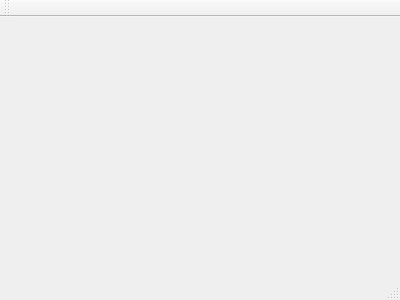
Qt form mainwindow.ui (nickin1/Pac-Man) before a commit.
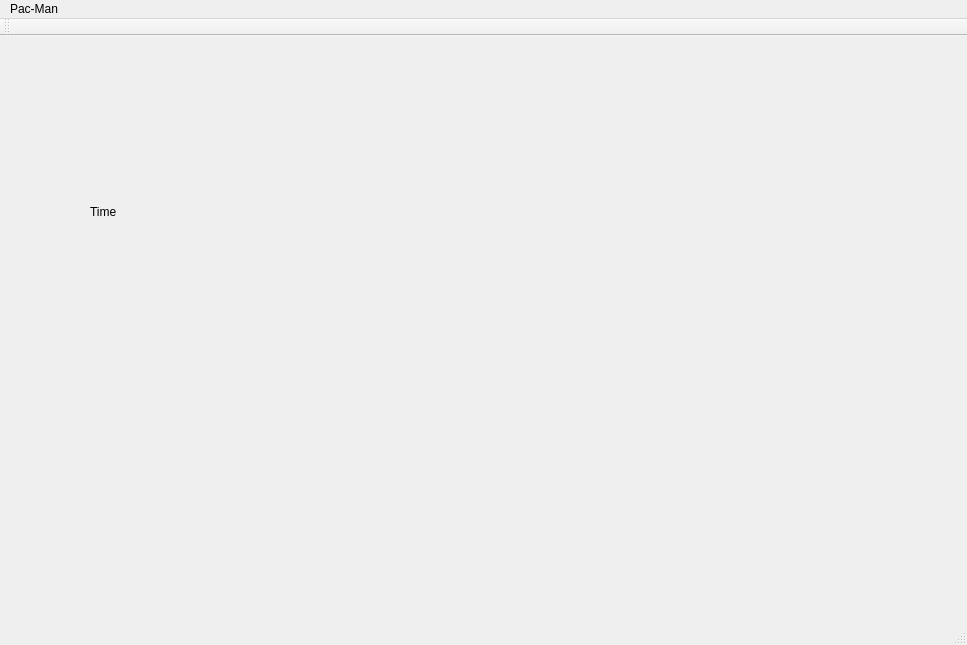
The same form after that commit.

Patch:
```diff
--- a/mainwindow.ui
+++ b/mainwindow.ui
@@ -1,24 +1,83 @@
 <ui version="4.0">
  <class>MainWindow</class>
- <widget class="QMainWindow" name="MainWindow" >
-  <property name="geometry" >
+ <widget class="QMainWindow" name="MainWindow">
+  <property name="geometry">
    <rect>
     <x>0</x>
     <y>0</y>
-    <width>400</width>
-    <height>300</height>
+    <width>967</width>
+    <height>645</height>
    </rect>
   </property>
   <property name="windowTitle" >
    <string>MainWindow</string>
   </property>
-  <widget class="QMenuBar" name="menuBar" />
-  <widget class="QToolBar" name="mainToolBar" />
-  <widget class="QWidget" name="centralWidget" />
-  <widget class="QStatusBar" name="statusBar" />
+  <widget class="QWidget" name="centralWidget">
+   <widget class="QWidget" name="verticalLayoutWidget">
+    <property name="geometry">
+     <rect>
+      <x>290</x>
+      <y>10</y>
+      <width>371</width>
+      <height>331</height>
+     </rect>
+    </property>
+    <layout class="QVBoxLayout" name="verticalLayout">
+     <item>
+      <widget class="QLabel" name="label">
+       <property name="font">
+        <font>
+         <pointsize>20</pointsize>
+        </font>
+       </property>
+       <property name="text">
+        <string/>
+       </property>
+      </widget>
+     </item>
+    </layout>
+   </widget>
+   <widget class="QLabel" name="time">
+    <property name="geometry">
+     <rect>
+      <x>90</x>
+      <y>160</y>
+      <width>111</width>
+      <height>31</height>
+     </rect>
+    </property>
+    <property name="text">
+     <string>Time</string>
+    </property>
+   </widget>
+  </widget>
+  <widget class="QMenuBar" name="menuBar">
+   <property name="geometry">
+    <rect>
+     <x>0</x>
+     <y>0</y>
+     <width>967</width>
+     <height>26</height>
+    </rect>
+   </property>
+   <widget class="QMenu" name="menuPac_Man">
+    <property name="title">
+     <string>Pac-Man</string>
+    </property>
+   </widget>
+   <addaction name="menuPac_Man"/>
+  </widget>
+  <widget class="QToolBar" name="mainToolBar">
+   <attribute name="toolBarArea">
+    <enum>TopToolBarArea</enum>
+   </attribute>
+   <attribute name="toolBarBreak">
+    <bool>false</bool>
+   </attribute>
+  </widget>
+  <widget class="QStatusBar" name="statusBar"/>
  </widget>
- <layoutDefault spacing="6" margin="11" />
- <pixmapfunction></pixmapfunction>
+ <layoutdefault spacing="6" margin="11"/>
  <resources/>
  <connections/>
 </ui>
```
Left out of the diff: 3 changed lines with no effect on the pictures.
